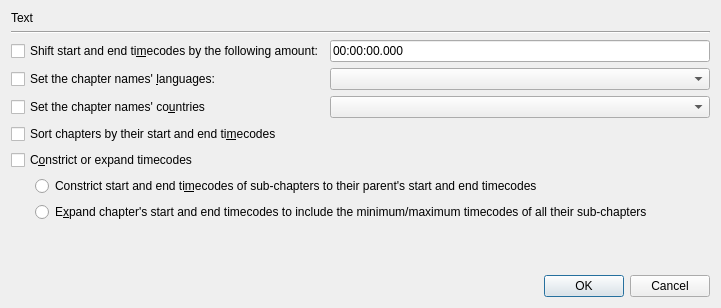
This is src/mkvtoolnix-gui/forms/chapter_editor/mass_modification_dialog.ui in jpsdr/MKVToolnix-Windows-7 as Qt 5 draws it before an edit. The edited form follows.
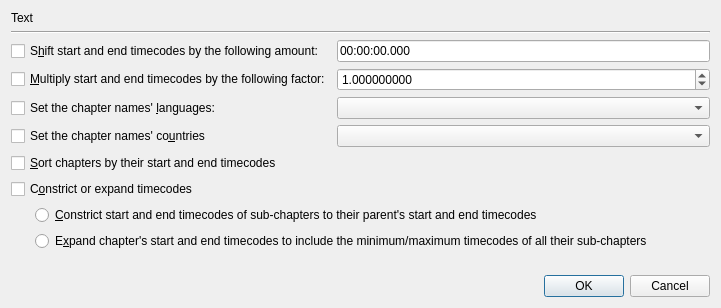
This is the edited form. Custom widgets are drawn as their Qt base class.

Commit message:
GUI: chapters: multiplying chapter timecodes in additional modifications dialog
Implements #1609.

```diff
--- a/src/mkvtoolnix-gui/forms/chapter_editor/mass_modification_dialog.ui
+++ b/src/mkvtoolnix-gui/forms/chapter_editor/mass_modification_dialog.ui
@@ -39,10 +39,27 @@
    </item>
    <item>
     <layout class="QGridLayout" name="gridLayout">
+     <item row="3" column="0">
+      <widget class="QCheckBox" name="cbSetCountry">
+       <property name="text">
+        <string>Set the chapter names' co&amp;untries</string>
+       </property>
+      </widget>
+     </item>
      <item row="0" column="0">
       <widget class="QCheckBox" name="cbShift">
        <property name="text">
-        <string>Shift start and end ti&amp;mecodes by the following amount:</string>
+        <string>S&amp;hift start and end timecodes by the following amount:</string>
+       </property>
+      </widget>
+     </item>
+     <item row="3" column="1">
+      <widget class="mtx::gui::Util::CountryComboBox" name="cbCountry"/>
+     </item>
+     <item row="2" column="0">
+      <widget class="QCheckBox" name="cbSetLanguage">
+       <property name="text">
+        <string>Set the chapter names' &amp;languages:</string>
        </property>
       </widget>
      </item>
@@ -53,32 +70,38 @@
        </property>
       </widget>
      </item>
+     <item row="2" column="1">
+      <widget class="mtx::gui::Util::LanguageComboBox" name="cbLanguage"/>
+     </item>
      <item row="1" column="0">
-      <widget class="QCheckBox" name="cbSetLanguage">
+      <widget class="QCheckBox" name="cbMultiply">
        <property name="text">
-        <string>Set the chapter names' &amp;languages:</string>
+        <string>&amp;Multiply start and end timecodes by the following factor:</string>
        </property>
       </widget>
      </item>
      <item row="1" column="1">
-      <widget class="mtx::gui::Util::LanguageComboBox" name="cbLanguage"/>
-     </item>
-     <item row="2" column="0">
-      <widget class="QCheckBox" name="cbSetCountry">
-       <property name="text">
-        <string>Set the chapter names' co&amp;untries</string>
+      <widget class="QDoubleSpinBox" name="dsbMultiplyBy">
+       <property name="decimals">
+        <number>9</number>
+       </property>
+       <property name="maximum">
+        <double>9999.999998999999661</double>
+       </property>
+       <property name="singleStep">
+        <double>0.100000000000000</double>
+       </property>
+       <property name="value">
+        <double>1.000000000000000</double>
        </property>
       </widget>
      </item>
-     <item row="2" column="1">
-      <widget class="mtx::gui::Util::CountryComboBox" name="cbCountry"/>
-     </item>
     </layout>
    </item>
    <item>
     <widget class="QCheckBox" name="cbSort">
      <property name="text">
-      <string>Sort chapters by their start and end ti&amp;mecodes</string>
+      <string>&amp;Sort chapters by their start and end timecodes</string>
      </property>
     </widget>
    </item>
@@ -112,7 +135,7 @@
        <item>
         <widget class="QRadioButton" name="rbConstrict">
          <property name="text">
-          <string>Constrict start and end ti&amp;mecodes of sub-chapters to their parent's start and end timecodes</string>
+          <string>&amp;Constrict start and end timecodes of sub-chapters to their parent's start and end timecodes</string>
          </property>
         </widget>
        </item>
```
Left out of the diff: 2 changed lines with no effect on the pictures. The commit also changes 5 other files.
